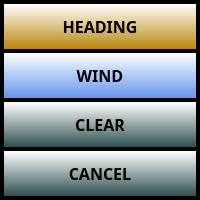
Old version of the form ui/BugSelector.ui in the repository UnexplodedMinds/Stratofier.
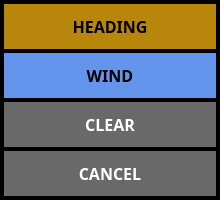
New version of the form.

The edit to the form file:
```diff
--- a/ui/BugSelector.ui
+++ b/ui/BugSelector.ui
@@ -6,7 +6,7 @@
    <rect>
     <x>0</x>
     <y>0</y>
-    <width>200</width>
+    <width>220</width>
     <height>200</height>
    </rect>
   </property>
@@ -16,6 +16,12 @@
     <verstretch>0</verstretch>
    </sizepolicy>
   </property>
+  <property name="minimumSize">
+   <size>
+    <width>220</width>
+    <height>200</height>
+   </size>
+  </property>
   <property name="palette">
    <palette>
     <active>
@@ -95,7 +101,8 @@
    <string notr="true">QPushButton
 {
 	border: none;
-	background-color: qlineargradient( x1:0, y1:0, x2:0, y2:1, stop: 0 white, stop:1 DarkSlateGray );
+	color: white;
+	background-color: DimGray;
 	margin: 2px;
 }
 QPushButton::pressed
@@ -132,7 +139,7 @@
      </property>
      <property name="font">
       <font>
-       <family>Piboto</family>
+       <family>Droid Sans</family>
        <pointsize>12</pointsize>
        <weight>75</weight>
        <bold>true</bold>
@@ -145,7 +152,8 @@
       <string notr="true">QPushButton
 {
 	border: none;
-	background-color: qlineargradient( x1:0, y1:0, x2:0, y2:1, stop: 0 white, stop:1 DarkGoldenrod );
+	color: black;
+	background-color: DarkGoldenrod;
 	margin: 2px;
 }
 QPushButton::pressed
@@ -183,7 +191,7 @@
      </property>
      <property name="font">
       <font>
-       <family>Piboto</family>
+       <family>Droid Sans</family>
        <pointsize>12</pointsize>
        <weight>75</weight>
        <bold>true</bold>
@@ -193,7 +201,8 @@
       <string notr="true">QPushButton
 {
 	border: none;
-	background-color: qlineargradient( x1:0, y1:0, x2:0, y2:1, stop: 0 white, stop:1 CornflowerBlue );
+	color: black;
+	background-color: CornflowerBlue;
 	margin: 2px;
 }
 QPushButton::pressed
@@ -228,7 +237,7 @@
      </property>
      <property name="font">
       <font>
-       <family>Piboto</family>
+       <family>Droid Sans</family>
        <pointsize>12</pointsize>
        <weight>75</weight>
        <bold>true</bold>
@@ -258,7 +267,7 @@
      </property>
      <property name="font">
       <font>
-       <family>Piboto</family>
+       <family>Droid Sans</family>
        <pointsize>12</pointsize>
        <weight>75</weight>
        <bold>true</bold>
```
Left out of the diff: 9 changed lines with no effect on the pictures.
